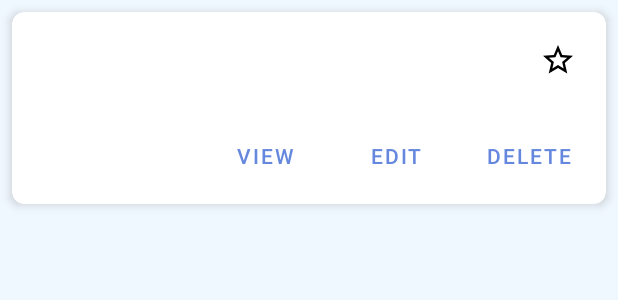
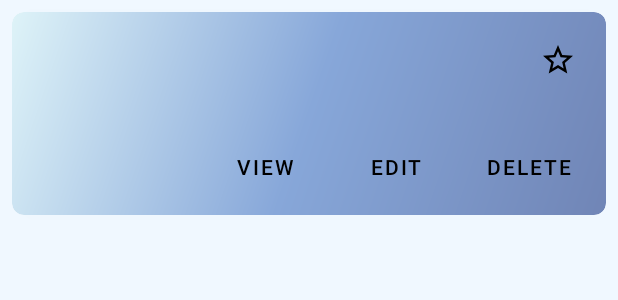
Before and after one commit to coral555/CookItApp, an Android app: the layout item_recipe.xml on its own in the app's theme, with its tools: preview values and no code run, on a phone screen of 412 x 824 dp. Shown: the top 300 px of the screen. Run offline under Robolectric (Android 15) with nearby library versions, the phone set to English and light mode, and no system bars.

Commit message:
final: bags fixed + design improvements

```diff
--- /dev/null
+++ b/app/src/main/res/drawable-night/recipe_card_bg.xml
@@ -0,0 +1,11 @@
+<shape xmlns:android="http://schemas.android.com/apk/res/android"
+    android:shape="rectangle">
+
+    <gradient
+        android:type="linear"
+        android:angle="85"
+        android:startColor="#1A2140"
+    android:endColor="#515473" />
+
+    <corners android:radius="8dp" />
+</shape>
--- /dev/null
+++ b/app/src/main/res/drawable/recipe_card_bg.xml
@@ -0,0 +1,15 @@
+<?xml version="1.0" encoding="utf-8"?>
+<shape xmlns:android="http://schemas.android.com/apk/res/android"
+    android:shape="rectangle">
+
+    <gradient
+        android:type="linear"
+        android:angle="135"
+        android:startColor="#7085B6"
+        android:centerColor="#87A7D9"
+        android:endColor="#DEF3F8"
+        android:centerY="0.5"
+        android:useLevel="false" />
+
+    <corners android:radius="8dp" />
+</shape>
--- a/app/src/main/res/layout/item_recipe.xml
+++ b/app/src/main/res/layout/item_recipe.xml
@@ -12,15 +12,16 @@
     <androidx.constraintlayout.widget.ConstraintLayout
         android:layout_width="match_parent"
         android:layout_height="wrap_content"
-        android:padding="8dp">
+        android:padding="8dp"
+        android:background="@drawable/recipe_card_bg">
 
-        <!-- Recipe Image -->
+        <!-- Recipe Image - regular, without rounded corners -->
         <ImageView
             android:id="@+id/imgRecipe"
             android:layout_width="80dp"
             android:layout_height="80dp"
             android:scaleType="centerCrop"
-            android:visibility="gone"
+            android:visibility="visible"
             android:contentDescription="@string/recipe_image"
             app:layout_constraintTop_toTopOf="parent"
             app:layout_constraintStart_toStartOf="parent"
@@ -43,6 +44,8 @@
             android:id="@+id/tvName"
             android:layout_width="0dp"
             android:layout_height="wrap_content"
+            android:layout_marginStart="8dp"
+            android:textColor="#000000"
             android:textSize="18sp"
             android:textStyle="bold"
             android:ellipsize="end"
@@ -56,24 +59,28 @@
             android:id="@+id/tvCategory"
             android:layout_width="0dp"
             android:layout_height="wrap_content"
+            android:layout_marginStart="8dp"
+            android:textColor="#000000"
             android:textSize="14sp"
             android:ellipsize="end"
             android:maxLines="1"
             app:layout_constraintTop_toBottomOf="@id/tvName"
-            app:layout_constraintStart_toStartOf="@id/tvName"
-            app:layout_constraintEnd_toEndOf="@id/tvName" />
+            app:layout_constraintStart_toEndOf="@id/imgRecipe"
+            app:layout_constraintEnd_toStartOf="@id/btnFavorite" />
 
         <!-- Recipe Time -->
         <TextView
             android:id="@+id/tvTime"
             android:layout_width="0dp"
             android:layout_height="wrap_content"
+            android:layout_marginStart="8dp"
+            android:textColor="#000000"
             android:textSize="14sp"
             android:ellipsize="end"
             android:maxLines="1"
             app:layout_constraintTop_toBottomOf="@id/tvCategory"
-            app:layout_constraintStart_toStartOf="@id/tvName"
-            app:layout_constraintEnd_toEndOf="@id/tvName" />
+            app:layout_constraintStart_toEndOf="@id/imgRecipe"
+            app:layout_constraintEnd_toStartOf="@id/btnFavorite" />
 
         <!-- Action Buttons -->
         <LinearLayout
@@ -83,7 +90,7 @@
             android:orientation="horizontal"
             android:gravity="end"
             android:layout_marginTop="8dp"
-            app:layout_constraintTop_toBottomOf="@id/imgRecipe"
+            app:layout_constraintTop_toBottomOf="@id/tvTime"
             app:layout_constraintStart_toStartOf="parent"
             app:layout_constraintEnd_toEndOf="parent"
             app:layout_constraintBottom_toBottomOf="parent">
@@ -93,21 +100,24 @@
                 style="@style/Widget.MaterialComponents.Button.TextButton"
                 android:layout_width="wrap_content"
                 android:layout_height="wrap_content"
-                android:text="@string/view" />
+                android:text="@string/view"
+                android:textColor="#000000" />
 
             <Button
                 android:id="@+id/btnEdit"
                 style="@style/Widget.MaterialComponents.Button.TextButton"
                 android:layout_width="wrap_content"
                 android:layout_height="wrap_content"
-                android:text="@string/edit" />
+                android:text="@string/edit"
+                android:textColor="#000000" />
 
             <Button
                 android:id="@+id/btnDelete"
                 style="@style/Widget.MaterialComponents.Button.TextButton"
                 android:layout_width="wrap_content"
                 android:layout_height="wrap_content"
-                android:text="@string/delete" />
+                android:text="@string/delete"
+                android:textColor="#000000" />
         </LinearLayout>
 
     </androidx.constraintlayout.widget.ConstraintLayout>
--- a/app/src/main/res/values-night/themes.xml
+++ b/app/src/main/res/values-night/themes.xml
@@ -1,34 +1,40 @@
+<?xml version="1.0" encoding="utf-8"?>
 <resources xmlns:tools="http://schemas.android.com/tools">
-    <!-- בסיס הנושא במצב כהה -->
+
+    <!-- Base dark theme -->
     <style name="Base.Theme.CookIt" parent="Theme.Material3.DayNight.NoActionBar">
-        <!-- צבעים עיקריים -->
+        <!-- Primary branding colors -->
         <item name="colorPrimary">@color/colorPrimary</item>
         <item name="colorPrimaryDark">@color/colorPrimaryDark</item>
         <item name="colorAccent">@color/colorAccent</item>
 
-        <!-- רקע כהה -->
+        <!-- App background color -->
         <item name="android:colorBackground">@color/colorBackground</item>
 
-        <!-- צבע טקסט לבן -->
-        <item name="android:textColorPrimary">@color/textColorPrimary</item>
+        <!-- Dynamic text color for dark theme -->
+        <item name="android:textColorPrimary">@color/white</item>
 
-        <!-- כפתורים -->
+        <!-- Default button style -->
         <item name="colorButtonNormal">@color/colorPrimary</item>
         <item name="android:buttonStyle">@style/MyButton</item>
 
-        <!-- טולבר אם קיים -->
+        <!-- Toolbar style -->
         <item name="toolbarStyle">@style/MyToolbar</item>
     </style>
 
-    <!-- עיצוב כפתור כהה -->
+    <!-- App theme inherits from base -->
+    <style name="Theme.CookIt" parent="Base.Theme.CookIt" />
+
+    <!-- Custom button style for dark mode -->
     <style name="MyButton" parent="Widget.Material3.Button">
         <item name="android:backgroundTint">@color/colorPrimary</item>
-        <item name="android:textColor">@color/textColorPrimary</item>
+        <item name="android:textColor">@color/white</item>
     </style>
 
-    <!-- טולבר כהה -->
+    <!-- Custom toolbar style for dark mode -->
     <style name="MyToolbar" parent="Widget.Material3.Toolbar">
-        <item name="titleTextColor">@color/textColorPrimary</item>
+        <item name="titleTextColor">@color/white</item>
         <item name="android:background">@color/colorPrimary</item>
     </style>
+
 </resources>
--- a/app/src/main/res/values/colors.xml
+++ b/app/src/main/res/values/colors.xml
@@ -1,9 +1,22 @@
 <?xml version="1.0" encoding="utf-8"?>
+<resources>
 
-<resources>
+    <!-- Primary branding colors for light mode -->
     <color name="colorPrimary">#6587de</color>
     <color name="colorPrimaryDark">#4a6bbf</color>
     <color name="colorAccent">#6587de</color>
+
+    <!-- Light background color for the app -->
     <color name="colorBackground">#F0F8FF</color>
+
+    <!-- Primary text color on light background (black) -->
     <color name="textColorPrimary">#000000</color>
+
+    <!-- Navigation drawer colors for light mode -->
+    <color name="drawer_text">#000000</color>
+    <color name="drawer_background">#FFFFFF</color>
+
+    <color name="black">#000000</color>
+    <color name="white">#FFFFFF</color>
+
 </resources>
--- a/app/src/main/res/values/strings.xml
+++ b/app/src/main/res/values/strings.xml
@@ -125,4 +125,7 @@
 
     <string name="app_logo">CookIt logo</string>
 
+    <string name="must_add_category_first">You must add at least one category before you can continue</string>
+    <string name="menu">Menu</string>
+
 </resources>
--- a/app/src/main/res/values/themes.xml
+++ b/app/src/main/res/values/themes.xml
@@ -1,37 +1,40 @@
+<?xml version="1.0" encoding="utf-8"?>
 <resources xmlns:tools="http://schemas.android.com/tools">
-    <!-- בסיס נושא -->
+
+    <!-- Base light theme -->
     <style name="Base.Theme.CookIt" parent="Theme.Material3.DayNight.NoActionBar">
-        <!-- צבעים עיקריים -->
+        <!-- Primary branding colors -->
         <item name="colorPrimary">@color/colorPrimary</item>
         <item name="colorPrimaryDark">@color/colorPrimaryDark</item>
         <item name="colorAccent">@color/colorAccent</item>
 
-        <!-- רקע כללי -->
+        <!-- App background color -->
         <item name="android:colorBackground">@color/colorBackground</item>
 
-        <!-- צבע טקסט -->
-        <item name="android:textColorPrimary">@color/textColorPrimary</item>
+        <!-- Dynamic text color for light mode -->
+        <item name="android:textColorPrimary">@color/black</item>
 
-        <!-- כפתורים -->
+        <!-- Default button style -->
         <item name="colorButtonNormal">@color/colorPrimary</item>
         <item name="android:buttonStyle">@style/MyButton</item>
 
-        <!-- טולבר אם קיים -->
+        <!-- Toolbar style -->
         <item name="toolbarStyle">@style/MyToolbar</item>
     </style>
 
-    <!-- נושא ראשי יורש מהבסיס -->
+    <!-- App theme inherits from base -->
     <style name="Theme.CookIt" parent="Base.Theme.CookIt" />
 
-    <!-- עיצוב כפתור מותאם אישית -->
+    <!-- Custom button style -->
     <style name="MyButton" parent="Widget.Material3.Button">
         <item name="android:backgroundTint">@color/colorPrimary</item>
-        <item name="android:textColor">@color/textColorPrimary</item>
+        <item name="android:textColor">@color/black</item>
     </style>
 
-    <!-- עיצוב טולבר מותאם (אם קיים) -->
+    <!-- Custom toolbar style -->
     <style name="MyToolbar" parent="Widget.Material3.Toolbar">
-        <item name="titleTextColor">@color/textColorPrimary</item>
+        <item name="titleTextColor">@color/black</item>
         <item name="android:background">@color/colorPrimary</item>
     </style>
+
 </resources>
```
Also changed, not shown: app/src/main/java/com/coralb_mayn_yehudas/cookit/MainActivity.java (+51 -26 lines), app/src/main/res/layout/activity_main.xml (+15 -12 lines), app/src/main/res/layout/dialog_view_recipe.xml (added, +93 -0 lines), app/src/main/res/values-night/colors.xml (+11 -1 lines), 1 other file.
